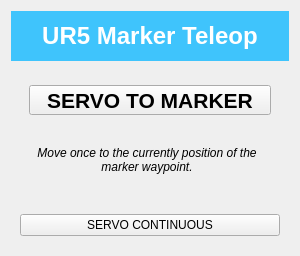
The window that simple_ur_driver/ui/marker_teleop.ui (futureneer/simple_ur) describes before a commit, drawn with Qt 5.
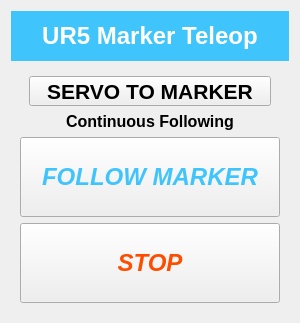
The same window after the commit.

Commit message: implemented pid follow mode in ur_driver, updated marker_teleop_interface to match

```diff
--- a/simple_ur_driver/ui/marker_teleop.ui
+++ b/simple_ur_driver/ui/marker_teleop.ui
@@ -7,7 +7,7 @@
     <x>0</x>
     <y>0</y>
     <width>300</width>
-    <height>256</height>
+    <height>319</height>
    </rect>
   </property>
   <property name="minimumSize">
@@ -57,7 +57,19 @@
      <layout class="QGridLayout" name="gridLayout">
       <item row="0" column="1">
        <widget class="QWidget" name="widget_5" native="true">
+        <property name="maximumSize">
+         <size>
+          <width>16777215</width>
+          <height>40</height>
+         </size>
+        </property>
         <layout class="QGridLayout" name="gridLayout_3">
+         <property name="topMargin">
+          <number>0</number>
+         </property>
+         <property name="bottomMargin">
+          <number>0</number>
+         </property>
          <item row="2" column="0" colspan="2">
           <widget class="QPushButton" name="servo_to_btn">
            <property name="minimumSize">
@@ -90,31 +102,77 @@
            </property>
           </widget>
          </item>
-         <item row="3" column="0">
-          <widget class="QLabel" name="label_4">
-           <property name="font">
-            <font>
-             <italic>true</italic>
-            </font>
-           </property>
-           <property name="text">
-            <string>Move once to the currently position of the marker waypoint.</string>
-           </property>
-           <property name="alignment">
-            <set>Qt::AlignCenter</set>
-           </property>
-           <property name="wordWrap">
-            <bool>true</bool>
-           </property>
-          </widget>
-         </item>
         </layout>
        </widget>
       </item>
+      <item row="2" column="1">
+       <widget class="QPushButton" name="follow_start_btn">
+        <property name="minimumSize">
+         <size>
+          <width>0</width>
+          <height>80</height>
+         </size>
+        </property>
+        <property name="font">
+         <font>
+          <pointsize>18</pointsize>
+          <weight>75</weight>
+          <italic>true</italic>
+          <bold>true</bold>
+         </font>
+        </property>
+        <property name="styleSheet">
+         <string notr="true">color:#3FC4FC</string>
+        </property>
+        <property name="text">
+         <string>FOLLOW MARKER</string>
+        </property>
+       </widget>
+      </item>
+      <item row="3" column="1">
+       <widget class="QPushButton" name="follow_stop_btn">
+        <property name="minimumSize">
+         <size>
+          <width>0</width>
+          <height>80</height>
+         </size>
+        </property>
+        <property name="font">
+         <font>
+          <pointsize>18</pointsize>
+          <weight>75</weight>
+          <italic>true</italic>
+          <bold>true</bold>
+         </font>
+        </property>
+        <property name="styleSheet">
+         <string notr="true">color:#FF4D00</string>
+        </property>
+        <property name="text">
+         <string>STOP</string>
+        </property>
+       </widget>
+      </item>
       <item row="1" column="1">
-       <widget class="QPushButton" name="servo_continuous_btn">
+       <widget class="QLabel" name="label_2">
+        <property name="maximumSize">
+         <size>
+          <width>16777215</width>
+          <height>30</height>
+         </size>
+        </property>
+        <property name="font">
+         <font>
+          <pointsize>12</pointsize>
+          <weight>75</weight>
+          <bold>true</bold>
+         </font>
+        </property>
         <property name="text">
-         <string>SERVO CONTINUOUS</string>
+         <string>Continuous Following</string>
+        </property>
+        <property name="alignment">
+         <set>Qt::AlignCenter</set>
         </property>
        </widget>
       </item>
```
The commit also changes 2 other files.
